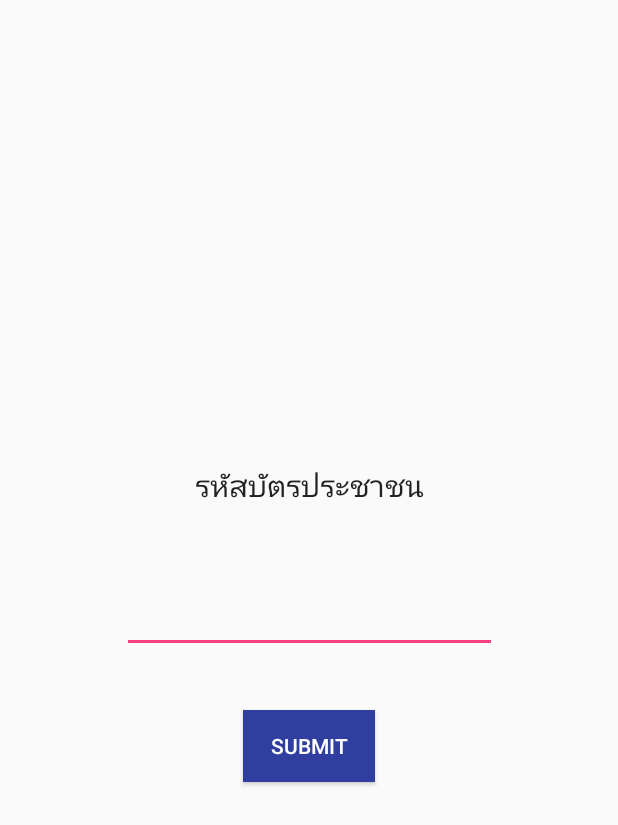
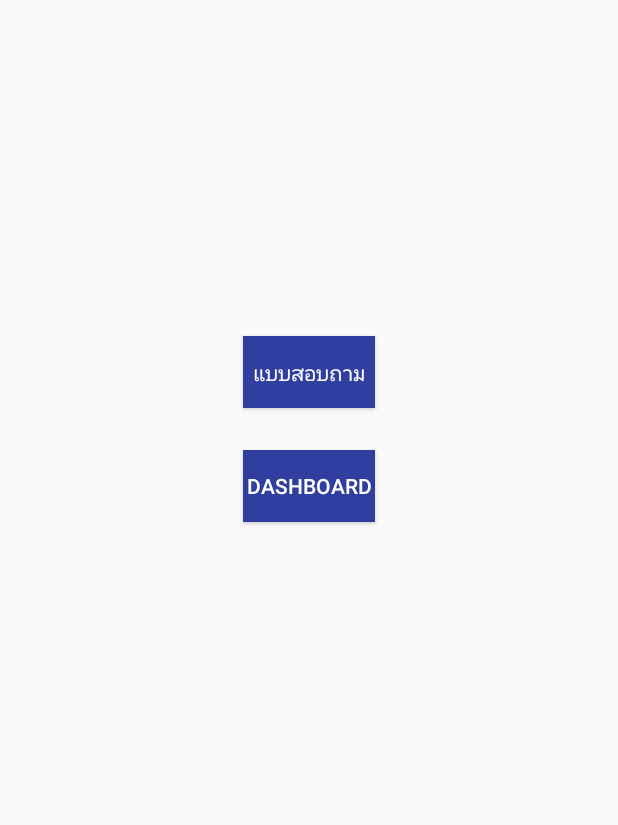
Before and after one commit to Jeniuss/Application, an Android app: the screen it shows after launch (MainActivity), on a phone screen of 412 x 824 dp. Shown: the top 825 px of the screen. Run offline under Robolectric (Android 15) with nearby library versions, the phone set to English and light mode, and no system bars.

```diff
--- a/app/build.gradle
+++ b/app/build.gradle
@@ -16,6 +16,11 @@ android {
             proguardFiles getDefaultProguardFile('proguard-android.txt'), 'proguard-rules.pro'
         }
     }
+    compileOptions {
+        sourceCompatibility = 1.8
+        targetCompatibility = 1.8
+    }
+    buildToolsVersion = '29.0.3'
 }
 
 dependencies {
--- a/app/src/main/AndroidManifest.xml
+++ b/app/src/main/AndroidManifest.xml
@@ -18,7 +18,6 @@
             </intent-filter>
         </activity>
         <activity android:name=".MainActivity" />
-        <activity android:name=".Menu" />
     </application>
 
 </manifest>
--- a/app/src/main/java/application/application/MainActivity.java
+++ b/app/src/main/java/application/application/MainActivity.java
@@ -14,15 +14,13 @@ public class MainActivity extends AppCompatActivity {
         super.onCreate(savedInstanceState);
         setContentView(R.layout.activity_main);
 
-        EditText idCardNumber = (EditText) findViewById(R.id.idCard);
-        Button submitButton = (Button) findViewById(R.id.submitButton);
 
-        submitButton.setOnClickListener(new View.OnClickListener() {
-            @Override
-            public void onClick(View view) {
-                Intent menu = new Intent(getApplicationContext(), Menu.class);
-                startActivity(menu);
-            }
-        });
+//        submitButton.setOnClickListener(new View.OnClickListener() {
+//            @Override
+//            public void onClick(View view) {
+//                Intent menu = new Intent(getApplicationContext(), Menu.class);
+//                startActivity(menu);
+//            }
+//        });
     }
 }
--- a/app/src/main/res/layout/activity_main.xml
+++ b/app/src/main/res/layout/activity_main.xml
@@ -4,43 +4,34 @@
     xmlns:tools="http://schemas.android.com/tools"
     android:layout_width="match_parent"
     android:layout_height="match_parent"
-    tools:context="application.application.MainActivity">
+    android:id="@+id/relativeLayout">
 
-    <TextView
+    <Button
+        android:id="@+id/button"
         android:layout_width="wrap_content"
         android:layout_height="wrap_content"
-        android:text="รหัสบัตรประชาชน"
-        android:textAppearance="@style/TextAppearance.AppCompat.Title"
-        app:layout_constraintBottom_toBottomOf="parent"
+        android:layout_marginTop="224dp"
+        android:background="@color/colorPrimaryDark"
+        android:text="แบบสอบถาม"
+        android:textColor="#FFFFFF"
         app:layout_constraintLeft_toLeftOf="parent"
         app:layout_constraintRight_toRightOf="parent"
-        app:layout_constraintTop_toTopOf="parent"
-        app:layout_constraintVertical_bias="0.388" />
+        app:layout_constraintTop_toTopOf="parent" />
 
-    <EditText
-        android:id="@+id/idCard"
+    <Button
+        android:id="@+id/button2"
         android:layout_width="wrap_content"
         android:layout_height="wrap_content"
-        android:width="250dp"
-        android:text=""
-        android:textAppearance="@style/TextAppearance.AppCompat.Title"
-        app:layout_constraintBottom_toBottomOf="parent"
-        app:layout_constraintLeft_toLeftOf="parent"
-        app:layout_constraintRight_toRightOf="parent"
-        app:layout_constraintTop_toTopOf="parent"
-        app:layout_constraintVertical_bias="0.499" />
-
-    <Button
-        android:id="@+id/submitButton"
-        android:layout_width="wrap_content"
-        android:layout_height="wrap_content"
+        android:layout_marginBottom="8dp"
+        android:layout_marginEnd="8dp"
+        android:layout_marginStart="8dp"
+        android:layout_marginTop="28dp"
         android:background="@color/colorPrimaryDark"
-        android:text="Submit"
+        android:text="Dashboard"
         android:textColor="#FFFFFF"
         app:layout_constraintBottom_toBottomOf="parent"
-        app:layout_constraintLeft_toLeftOf="parent"
-        app:layout_constraintRight_toRightOf="parent"
-        app:layout_constraintTop_toTopOf="parent"
-        app:layout_constraintVertical_bias="0.61" />
-
+        app:layout_constraintEnd_toEndOf="parent"
+        app:layout_constraintStart_toStartOf="parent"
+        app:layout_constraintTop_toBottomOf="@+id/button"
+        app:layout_constraintVertical_bias="0.0" />
 </android.support.constraint.ConstraintLayout>
```
Also changed, not shown: app/src/main/java/application/application/Menu.java (deleted, +0 -18 lines), app/src/main/res/layout/menu.xml (deleted, +0 -37 lines).
